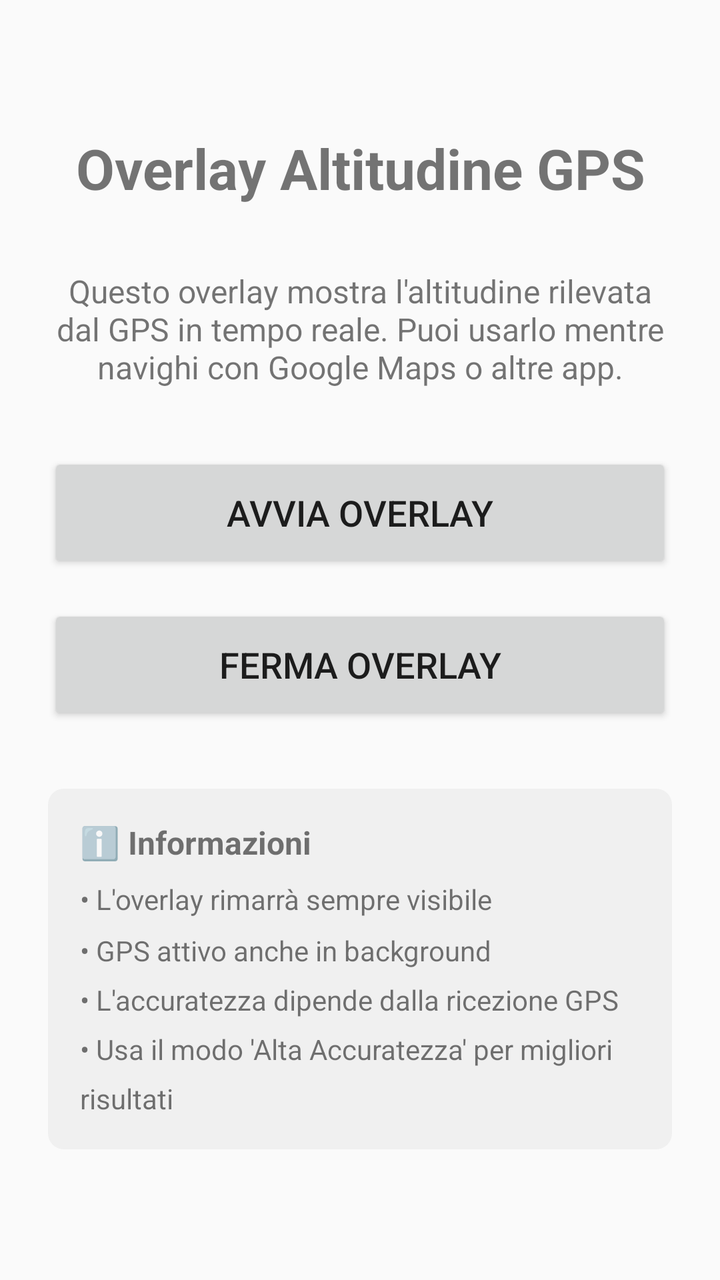
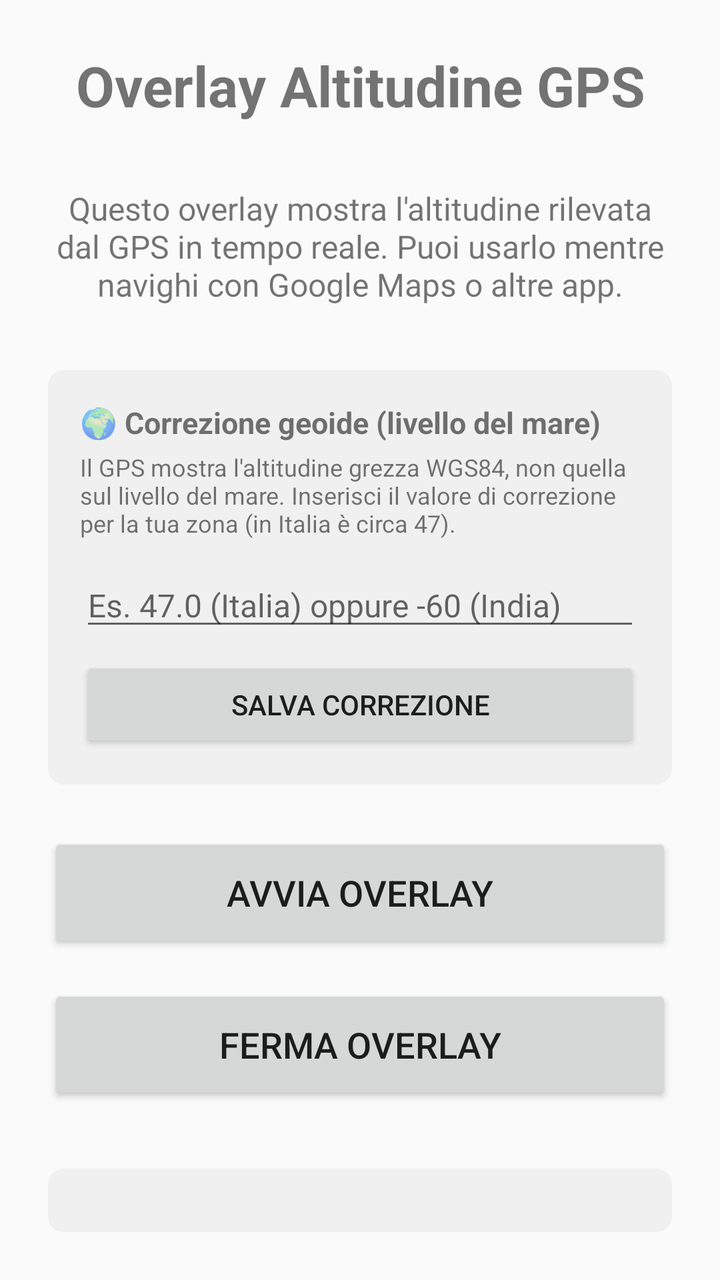

Compare the two renders of this Android layout. The source of the first and the diff that turns it into the second are given below.
<!-- AndroidManifest.xml: application theme Theme.AltitudeOverlay -->
<!-- res/layout/activity_main.xml -->
<?xml version="1.0" encoding="utf-8"?>
<LinearLayout xmlns:android="http://schemas.android.com/apk/res/android"
    android:layout_width="match_parent"
    android:layout_height="match_parent"
    android:orientation="vertical"
    android:gravity="center"
    android:padding="24dp">

    <TextView
        android:layout_width="match_parent"
        android:layout_height="wrap_content"
        android:text="Overlay Altitudine GPS"
        android:textSize="28sp"
        android:textStyle="bold"
        android:gravity="center"
        android:layout_marginBottom="32dp" />

    <TextView
        android:layout_width="match_parent"
        android:layout_height="wrap_content"
        android:text="Questo overlay mostra l'altitudine rilevata dal GPS in tempo reale. Puoi usarlo mentre navighi con Google Maps o altre app."
        android:textSize="16sp"
        android:gravity="center"
        android:layout_marginBottom="32dp" />

    <Button
        android:id="@+id/btn_start"
        android:layout_width="match_parent"
        android:layout_height="60dp"
        android:text="Avvia Overlay"
        android:textSize="18sp"
        android:layout_marginBottom="16dp" />

    <Button
        android:id="@+id/btn_stop"
        android:layout_width="match_parent"
        android:layout_height="60dp"
        android:text="Ferma Overlay"
        android:textSize="18sp" />

    <LinearLayout
        android:layout_width="match_parent"
        android:layout_height="wrap_content"
        android:orientation="vertical"
        android:layout_marginTop="32dp"
        android:padding="16dp"
        android:background="@drawable/info_background">

        <TextView
            android:layout_width="match_parent"
            android:layout_height="wrap_content"
            android:text="ℹ️ Informazioni"
            android:textSize="16sp"
            android:textStyle="bold"
            android:layout_marginBottom="8dp" />

        <TextView
            android:layout_width="match_parent"
            android:layout_height="wrap_content"
            android:text="• L'overlay rimarrà sempre visibile\n• GPS attivo anche in background\n• L'accuratezza dipende dalla ricezione GPS\n• Usa il modo 'Alta Accuratezza' per migliori risultati"
            android:textSize="14sp"
            android:lineSpacingMultiplier="1.5" />

    </LinearLayout>

</LinearLayout>
<!-- resources referenced by this layout -->
<resources>
  <!-- drawable info_background (drawable) -->
  <?xml version="1.0" encoding="utf-8"?>
  <shape xmlns:android="http://schemas.android.com/apk/res/android">
      <solid android:color="#F0F0F0" />
      <corners android:radius="8dp" />
  </shape>
  <style name="Theme.AltitudeOverlay" parent="Theme.AppCompat.Light.DarkActionBar">
          <item name="colorPrimary">@color/purple_500</item>
          <item name="colorPrimaryVariant">@color/purple_700</item>
          <item name="colorSecondary">@color/teal_200</item>
          <item name="colorSecondaryVariant">@color/teal_700</item>
          <item name="colorError">@color/red_500</item>
          <item name="colorOnPrimary">@color/white</item>
          <item name="colorOnSecondary">@color/black</item>
          <item name="colorOnError">@color/white</item>
          <item name="colorOnBackground">@color/black</item>
          <item name="colorOnSurface">@color/black</item>
      </style>
  <color name="purple_500">#FF6200EE</color>
  <color name="purple_700">#FF3700B3</color>
  <color name="teal_200">#FF03DAC5</color>
  <color name="teal_700">#FF018786</color>
  <color name="red_500">#FFFF0000</color>
  <color name="white">#FFFFFFFF</color>
  <color name="black">#FF000000</color>
</resources>

<!-- the commit's change to res/layout/activity_main.xml (unified diff, before → after) -->
@@ -22,6 +22,47 @@
         android:textSize="16sp"
         android:gravity="center"
         android:layout_marginBottom="32dp" />
+
+    <LinearLayout
+        android:layout_width="match_parent"
+        android:layout_height="wrap_content"
+        android:orientation="vertical"
+        android:padding="16dp"
+        android:layout_marginBottom="24dp"
+        android:background="@drawable/info_background">
+
+        <TextView
+            android:layout_width="match_parent"
+            android:layout_height="wrap_content"
+            android:text="🌍 Correzione geoide (livello del mare)"
+            android:textSize="15sp"
+            android:textStyle="bold"
+            android:layout_marginBottom="4dp" />
+
+        <TextView
+            android:layout_width="match_parent"
+            android:layout_height="wrap_content"
+            android:text="Il GPS mostra l'altitudine grezza WGS84, non quella sul livello del mare. Inserisci il valore di correzione per la tua zona (in Italia è circa 47)."
+            android:textSize="12sp"
+            android:layout_marginBottom="12dp" />
+
+        <EditText
+            android:id="@+id/edit_geoid_correction"
+            android:layout_width="match_parent"
+            android:layout_height="wrap_content"
+            android:inputType="numberDecimal|numberSigned"
+            android:hint="Es. 47.0 (Italia) oppure -60 (India)"
+            android:textSize="16sp"
+            android:layout_marginBottom="8dp" />
+
+        <Button
+            android:id="@+id/btn_save_correction"
+            android:layout_width="match_parent"
+            android:layout_height="48dp"
+            android:text="Salva correzione"
+            android:textSize="14sp" />
+
+    </LinearLayout>
 
     <Button
         android:id="@+id/btn_start"
